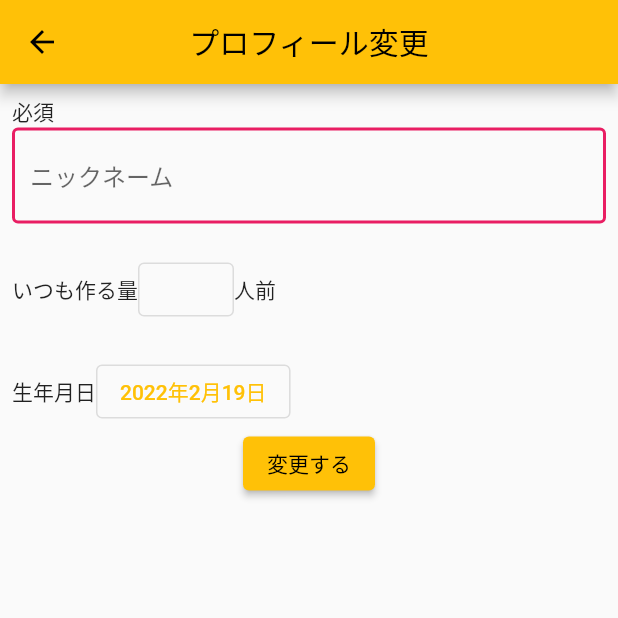
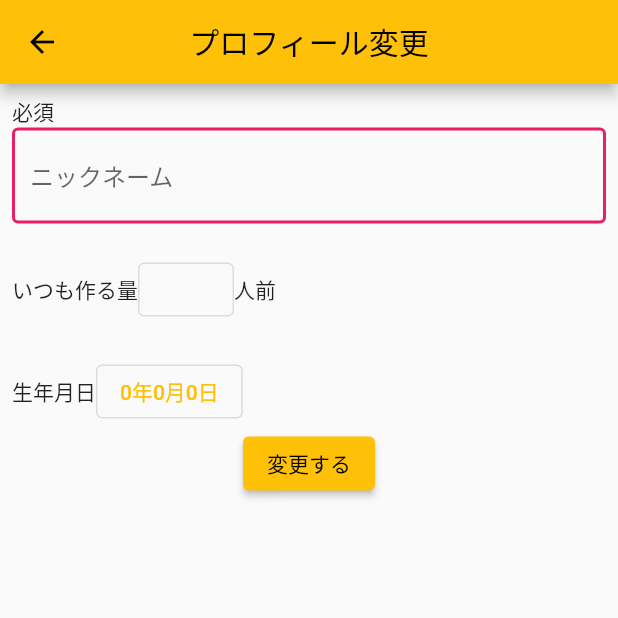
Before and after one commit to curitefl/recipe_app, a Flutter app: the ProfileEditPage screen opened by its route, after a tap on "変更する", on a phone screen of 412 x 824 dp, the top half of it. Run offline on Flutter 3.47's test engine with Material 2 defaults, Android fonts, the phone set to English and light mode, and no system bars; our stand-ins replace cloud_firestore, firebase_core; accounts and stored records are empty.

Commit message:
生年月日を変更するとFirebaseに反映されるよう対応

```diff
--- a/lib/sub_pages/profile_edit_page.dart
+++ b/lib/sub_pages/profile_edit_page.dart
@@ -29,7 +29,8 @@
               Expanded(
                 child: CupertinoPicker(
                   scrollController: FixedExtentScrollController(
-                    initialItem: int.parse(readModel.servingsController.text) - 1),
+                      initialItem:
+                          int.parse(readModel.servingsController.text) - 1),
                   looping: false,
                   itemExtent: 30.0,
                   children: servings.map((number) => Text(number)).toList(),
@@ -49,10 +50,15 @@
     showCupertinoModalPopup(
       context: context,
       builder: (BuildContext context) {
-        final ProfileEditPageModel readModel = context.read<ProfileEditPageModel>();
-        final List<int> date = readModel.initDateOfBirth;
-        assert(date.length == 3,
-          'initDateOfBirthリストの要素数が変更されています（要素は3つでなければいけません）');
+        final ProfileEditPageModel readModel =
+            context.read<ProfileEditPageModel>();
+        final int? year = readModel.birthYear;
+        final int? month = readModel.birthMonth;
+        final int? day = readModel.birthDay;
+        if (year == null || month == null || day == null) {
+          return const CircularProgressIndicator();
+        }
+
         return Container(
           height: 500.0,
           color: Colors.white,
@@ -65,11 +71,7 @@
                   dateOrder: DatePickerDateOrder.ymd,
                   minimumYear: 1900,
                   maximumYear: DateTime.now().year,
-                  initialDateTime: DateTime(
-                    date[0],
-                    date[1],
-                    date[2],
-                  ),
+                  initialDateTime: DateTime(year, month, day),
                   onDateTimeChanged: (DateTime selectedDate) {
                     readModel.selectDateOfBirth(selectedDate);
                   },
@@ -84,10 +86,8 @@
 
   @override
   Widget build(BuildContext context) {
-    final ProfileEditPageModel watchModel = context.watch<ProfileEditPageModel>();
-    final List<int> date = watchModel.initDateOfBirth;
-    assert(date.length == 3,
-        'initDateOfBirthリストの要素数が変更されています（要素は3つでなければいけません）');
+    final ProfileEditPageModel watchModel =
+        context.watch<ProfileEditPageModel>();
     return Scaffold(
       appBar: AppBar(
         centerTitle: true,
@@ -154,9 +154,9 @@
                           },
                           child: Consumer<ProfileEditPageModel>(
                             builder: (context, model, child) =>
-                                Text('${date[0].toString()}年'
-                                    '${date[1].toString()}月'
-                                    '${date[2].toString()}日'),
+                                Text('${watchModel.birthYear.toString()}年'
+                                    '${watchModel.birthMonth.toString()}月'
+                                    '${watchModel.birthDay.toString()}日'),
                           ),
                         ),
                       ],
--- a/lib/sub_pages/profile_edit_page_model.dart
+++ b/lib/sub_pages/profile_edit_page_model.dart
@@ -6,26 +6,29 @@
   final String profileID = '4c7xNirdfDjfXQv0LAIH';
   final TextEditingController nicknameController = TextEditingController();
   final TextEditingController servingsController = TextEditingController();
-
-  final List<int> initDateOfBirth = [
-    DateTime.now().year,
-    DateTime.now().month,
-    DateTime.now().day,
-  ];
+  int? birthYear;
+  int? birthMonth;
+  int? birthDay;
 
   Future <void> fetchProfile() async {
     final DocumentSnapshot snapshot = await FirebaseFirestore.instance.collection('profile').doc(profileID).get();
     Map<String, dynamic> data = snapshot.data() as Map<String, dynamic>;
     nicknameController.text = data['nickname'];
     servingsController.text = data['servings'];
+    birthYear = data['birthYear'];
+    birthMonth = data['birthMonth'];
+    birthDay = data['birthDay'];
     notifyListeners();
   }
 
   Future <void> updateProfile() async {
-    await FirebaseFirestore.instance.collection('profile').doc(profileID).update({
-          'nickname' : nicknameController.text,
-          'servings' : servingsController.text,
-        });
+    await FirebaseFirestore.instance.collection('profile').doc(profileID).update( {
+      'nickname' : nicknameController.text,
+      'servings' : servingsController.text,
+      'birthYear' : birthYear,
+      'birthMonth' : birthMonth,
+      'birthDay' : birthDay,
+              });
   }
 
   void setNickname(String nickname) {
@@ -38,13 +41,10 @@
     notifyListeners();
   }
 
-  void selectDateOfBirth(DateTime dateOfBirth) {
-    assert(initDateOfBirth.length == 3,
-        'initDateOfBirthリストの要素数が変更されています（要素は3つでなければいけません）');
-
-    initDateOfBirth[0] = dateOfBirth.year;
-    initDateOfBirth[1] = dateOfBirth.month;
-    initDateOfBirth[2] = dateOfBirth.day;
+  void selectDateOfBirth(DateTime selectedDate) {
+    birthYear = selectedDate.year;
+    birthMonth = selectedDate.month;
+    birthDay = selectedDate.day;
     notifyListeners();
   }
 }
```
